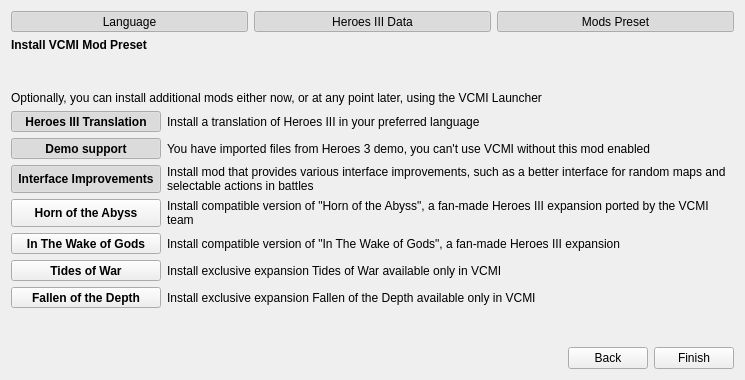
First picture: the form in launcher/firstLaunch/firstlaunch_moc.ui, repository GeorgeK1ng/vcmi, before the edit.
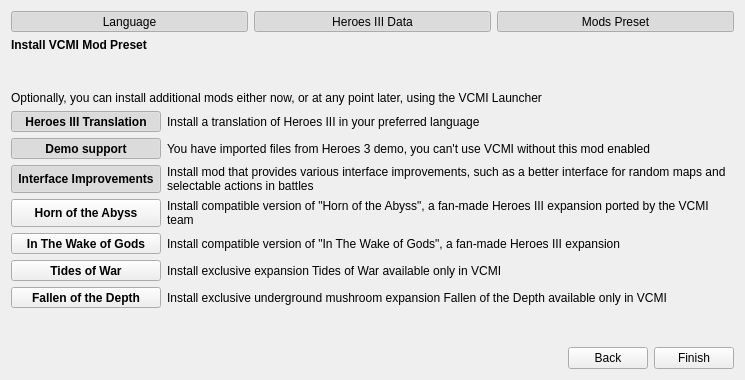
Second picture: the form after the edit. Icons and pictures are not drawn.

The edit to the form file:
```diff
--- a/launcher/firstLaunch/firstlaunch_moc.ui
+++ b/launcher/firstLaunch/firstlaunch_moc.ui
@@ -801,7 +801,7 @@
             </sizepolicy>
            </property>
            <property name="text">
-            <string>Install exclusive expansion Fallen of the Depth available only in VCMI</string>
+            <string>Install exclusive underground mushroom expansion Fallen of the Depth available only in VCMI</string>
            </property>
            <property name="wordWrap">
             <bool>true</bool>
```
